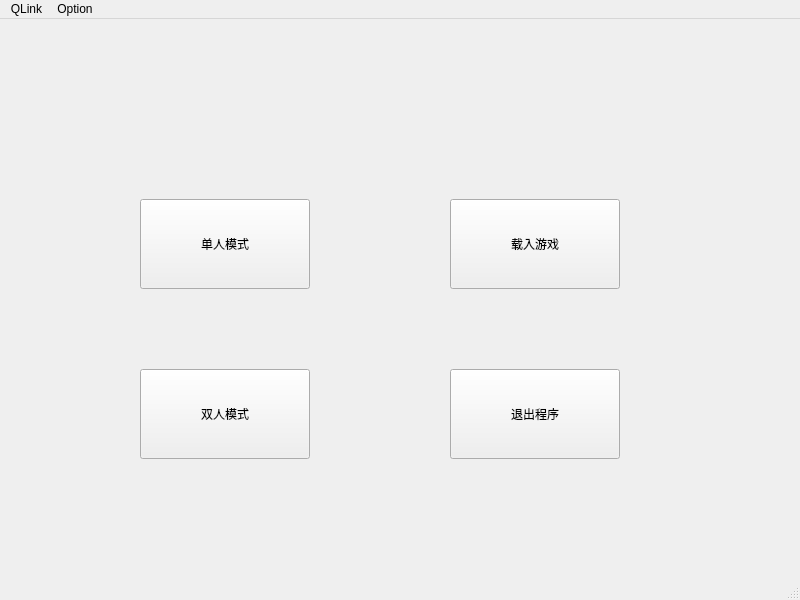
Qt form startwindow.ui (WindowsXp-Beta/QLink) before a commit.
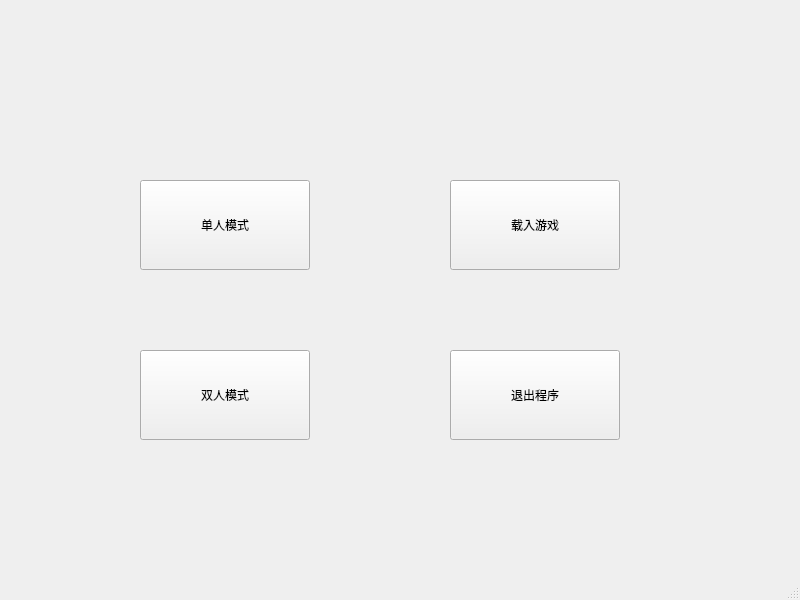
The same form after that commit.

Patch:
```diff
--- a/startwindow.ui
+++ b/startwindow.ui
@@ -76,20 +76,6 @@
      <height>21</height>
     </rect>
    </property>
-   <widget class="QMenu" name="menuQLink">
-    <property name="title">
-     <string>QLink</string>
-    </property>
-    <addaction name="actionhelp"/>
-   </widget>
-   <widget class="QMenu" name="menuOption">
-    <property name="title">
-     <string>Option</string>
-    </property>
-    <addaction name="actionload"/>
-   </widget>
-   <addaction name="menuQLink"/>
-   <addaction name="menuOption"/>
   </widget>
   <widget class="QStatusBar" name="statusbar"/>
   <action name="actionhelp">
```
